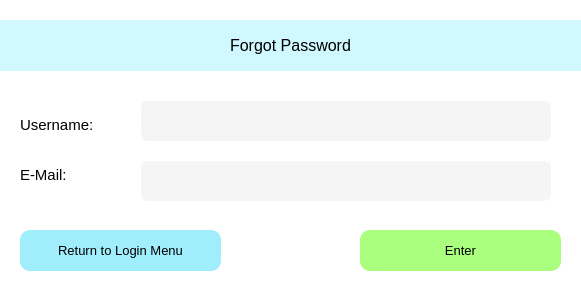
First picture: the form in gui/ui_files/UF_ForgotPassword.ui, repository ZachThornee/3K04PaceMaker, before the edit.
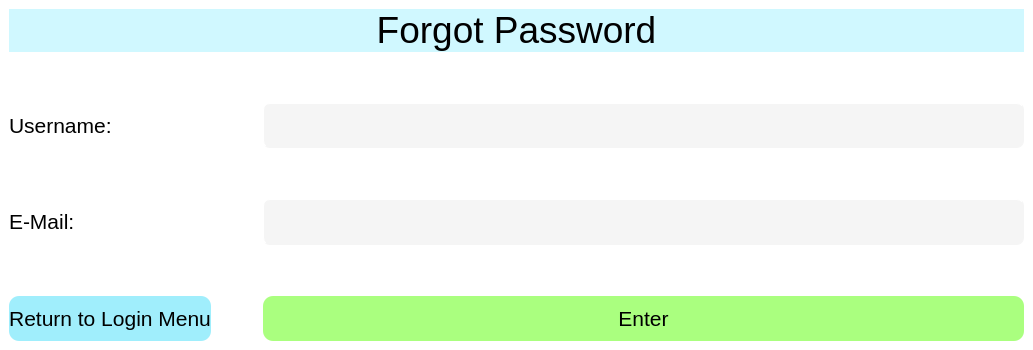
Second picture: the form after the edit.

What changed in the file:
```diff
--- a/gui/ui_files/UF_ForgotPassword.ui
+++ b/gui/ui_files/UF_ForgotPassword.ui
@@ -6,8 +6,8 @@
    <rect>
     <x>0</x>
     <y>0</y>
-    <width>581</width>
-    <height>292</height>
+    <width>1033</width>
+    <height>350</height>
    </rect>
   </property>
   <property name="windowTitle">
@@ -17,65 +17,18 @@
    <string notr="true">BACKGROUND-COLOR: rgb(255,255,255);</string>
   </property>
   <widget class="QWidget" name="UF_ForgotPassword">
-   <widget class="QLineEdit" name="TB_Username">
-    <property name="geometry">
-     <rect>
-      <x>140</x>
-      <y>100</y>
-      <width>411</width>
-      <height>41</height>
-     </rect>
-    </property>
-    <property name="styleSheet">
-     <string notr="true">BACKGROUND-COLOR: rgb(245, 245, 245);
-BORDER-COLOR: rgb(245, 245, 245);
-BORDER-RADIUS: 7px;
-BORDER-WIDTH: 1px;
-BORDER-STYLE: outset;</string>
-    </property>
-   </widget>
-   <widget class="QLineEdit" name="TB_Email">
-    <property name="geometry">
-     <rect>
-      <x>140</x>
-      <y>160</y>
-      <width>411</width>
-      <height>41</height>
-     </rect>
-    </property>
-    <property name="styleSheet">
-     <string notr="true">BACKGROUND-COLOR: rgb(245, 245, 245);
-BORDER-COLOR: rgb(245, 245, 245);
-BORDER-RADIUS: 7px;
-BORDER-WIDTH: 1px;
-BORDER-STYLE: outset;</string>
-    </property>
-   </widget>
-   <widget class="QLabel" name="LAB_Email">
-    <property name="geometry">
-     <rect>
-      <x>20</x>
-      <y>160</y>
-      <width>111</width>
-      <height>31</height>
-     </rect>
-    </property>
-    <property name="text">
-     <string>&lt;html&gt;&lt;head/&gt;&lt;body&gt;&lt;p&gt;&lt;span style=&quot; font-size:11pt;&quot;&gt;E-Mail:&lt;/span&gt;&lt;/p&gt;&lt;/body&gt;&lt;/html&gt;</string>
-    </property>
-   </widget>
+   <layout class="QGridLayout" name="gridLayout">
+    <item row="6" column="2">
    <widget class="QPushButton" name="PB_Enter">
-    <property name="geometry">
-     <rect>
-      <x>360</x>
-      <y>230</y>
-      <width>201</width>
-      <height>41</height>
-     </rect>
+      <property name="sizePolicy">
+       <sizepolicy hsizetype="Preferred" vsizetype="Preferred">
+        <horstretch>0</horstretch>
+        <verstretch>0</verstretch>
+       </sizepolicy>
     </property>
     <property name="font">
      <font>
-      <pointsize>10</pointsize>
+        <pointsize>16</pointsize>
      </font>
     </property>
     <property name="styleSheet">
@@ -89,31 +42,67 @@
      <string>Enter</string>
     </property>
    </widget>
+    </item>
+    <item row="6" column="0">
+     <widget class="QPushButton" name="PB_Return">
+      <property name="sizePolicy">
+       <sizepolicy hsizetype="Preferred" vsizetype="Expanding">
+        <horstretch>0</horstretch>
+        <verstretch>0</verstretch>
+       </sizepolicy>
+      </property>
+      <property name="font">
+       <font>
+        <pointsize>16</pointsize>
+       </font>
+      </property>
+      <property name="styleSheet">
+       <string notr="true">BACKGROUND-COLOR: rgb(160, 238, 252);
+BORDER-COLOR: rgb(160, 238, 252);
+BORDER-RADIUS: 10px;
+BORDER-STYLE: outset;
+</string>
+      </property>
+      <property name="text">
+       <string>Return to Login Menu</string>
+      </property>
+     </widget>
+    </item>
+    <item row="2" column="0">
    <widget class="QLabel" name="LAB_Username">
-    <property name="geometry">
-     <rect>
-      <x>20</x>
-      <y>110</y>
-      <width>121</width>
-      <height>31</height>
-     </rect>
-    </property>
+      <property name="sizePolicy">
+       <sizepolicy hsizetype="Preferred" vsizetype="MinimumExpanding">
+        <horstretch>0</horstretch>
+        <verstretch>0</verstretch>
+       </sizepolicy>
+      </property>
+      <property name="font">
+       <font>
+        <pointsize>16</pointsize>
+       </font>
+      </property>
     <property name="text">
-     <string>&lt;html&gt;&lt;head/&gt;&lt;body&gt;&lt;p&gt;&lt;span style=&quot; font-size:11pt;&quot;&gt;Username:&lt;/span&gt;&lt;/p&gt;&lt;/body&gt;&lt;/html&gt;</string>
-    </property>
-   </widget>
+       <string>&lt;html&gt;&lt;head/&gt;&lt;body&gt;&lt;p&gt;&lt;span style=&quot; font-size:16pt;&quot;&gt;Username:&lt;/span&gt;&lt;/p&gt;&lt;/body&gt;&lt;/html&gt;</string>
+      </property>
+     </widget>
+    </item>
+    <item row="4" column="0">
+     <widget class="QLabel" name="LAB_Email">
+      <property name="font">
+       <font>
+        <pointsize>16</pointsize>
+       </font>
+      </property>
+      <property name="text">
+       <string>&lt;html&gt;&lt;head/&gt;&lt;body&gt;&lt;p&gt;&lt;span style=&quot; font-size:16pt;&quot;&gt;E-Mail:&lt;/span&gt;&lt;/p&gt;&lt;/body&gt;&lt;/html&gt;</string>
+      </property>
+     </widget>
+    </item>
+    <item row="0" column="0" colspan="3">
    <widget class="QLabel" name="LAB_Title">
-    <property name="geometry">
-     <rect>
-      <x>0</x>
-      <y>20</y>
-      <width>581</width>
-      <height>51</height>
-     </rect>
-    </property>
     <property name="font">
      <font>
-      <pointsize>12</pointsize>
+        <pointsize>28</pointsize>
       <underline>false</underline>
      </font>
     </property>
@@ -128,31 +117,107 @@
      <set>Qt::AlignCenter</set>
     </property>
    </widget>
-   <widget class="QPushButton" name="PB_Return">
-    <property name="geometry">
-     <rect>
-      <x>20</x>
-      <y>230</y>
-      <width>201</width>
-      <height>41</height>
-     </rect>
-    </property>
+    </item>
+    <item row="3" column="2">
+     <spacer name="verticalSpacer">
+      <property name="orientation">
+       <enum>Qt::Vertical</enum>
+      </property>
+      <property name="sizeHint" stdset="0">
+       <size>
+        <width>20</width>
+        <height>40</height>
+       </size>
+      </property>
+     </spacer>
+    </item>
+    <item row="1" column="1">
+     <spacer name="verticalSpacer_2">
+      <property name="orientation">
+       <enum>Qt::Vertical</enum>
+      </property>
+      <property name="sizeHint" stdset="0">
+       <size>
+        <width>20</width>
+        <height>40</height>
+       </size>
+      </property>
+     </spacer>
+    </item>
+    <item row="6" column="1">
+     <spacer name="horizontalSpacer_3">
+      <property name="orientation">
+       <enum>Qt::Horizontal</enum>
+      </property>
+      <property name="sizeType">
+       <enum>QSizePolicy::Fixed</enum>
+      </property>
+      <property name="sizeHint" stdset="0">
+       <size>
+        <width>40</width>
+        <height>20</height>
+       </size>
+      </property>
+     </spacer>
+    </item>
+    <item row="5" column="1">
+     <spacer name="verticalSpacer_3">
+      <property name="orientation">
+       <enum>Qt::Vertical</enum>
+      </property>
+      <property name="sizeHint" stdset="0">
+       <size>
+        <width>20</width>
+        <height>40</height>
+       </size>
+      </property>
+     </spacer>
+    </item>
+    <item row="2" column="2">
+     <widget class="QLineEdit" name="TB_Username">
+      <property name="sizePolicy">
+       <sizepolicy hsizetype="Expanding" vsizetype="Expanding">
+        <horstretch>0</horstretch>
+        <verstretch>0</verstretch>
+       </sizepolicy>
+      </property>
     <property name="font">
      <font>
-      <pointsize>10</pointsize>
+        <pointsize>16</pointsize>
      </font>
     </property>
     <property name="styleSheet">
-     <string notr="true">BACKGROUND-COLOR: rgb(160, 238, 252);
-BORDER-COLOR: rgb(160, 238, 252);
-BORDER-RADIUS: 10px;
-BORDER-STYLE: outset;
-</string>
-    </property>
-    <property name="text">
-     <string>Return to Login Menu</string>
-    </property>
-   </widget>
+       <string notr="true">BACKGROUND-COLOR: rgb(245, 245, 245);
+BORDER-COLOR: rgb(245, 245, 245);
+BORDER-RADIUS: 7px;
+BORDER-WIDTH: 1px;
+BORDER-STYLE: outset;</string>
+      </property>
+     </widget>
+    </item>
+    <item row="4" column="2">
+     <widget class="QLineEdit" name="TB_Email">
+      <property name="sizePolicy">
+       <sizepolicy hsizetype="Expanding" vsizetype="Expanding">
+        <horstretch>0</horstretch>
+        <verstretch>0</verstretch>
+       </sizepolicy>
+      </property>
+      <property name="font">
+       <font>
+        <pointsize>16</pointsize>
+       </font>
+      </property>
+      <property name="styleSheet">
+       <string notr="true">BACKGROUND-COLOR: rgb(245, 245, 245);
+BORDER-COLOR: rgb(245, 245, 245);
+BORDER-RADIUS: 7px;
+BORDER-WIDTH: 1px;
+BORDER-STYLE: outset;</string>
+      </property>
+     </widget>
+    </item>
+   </layout>
   </widget>
  </widget>
  <resources/>
```
Left out of the diff: 6 changed lines with no effect on the pictures. Lines whose indentation alone changed are shown as unchanged.
